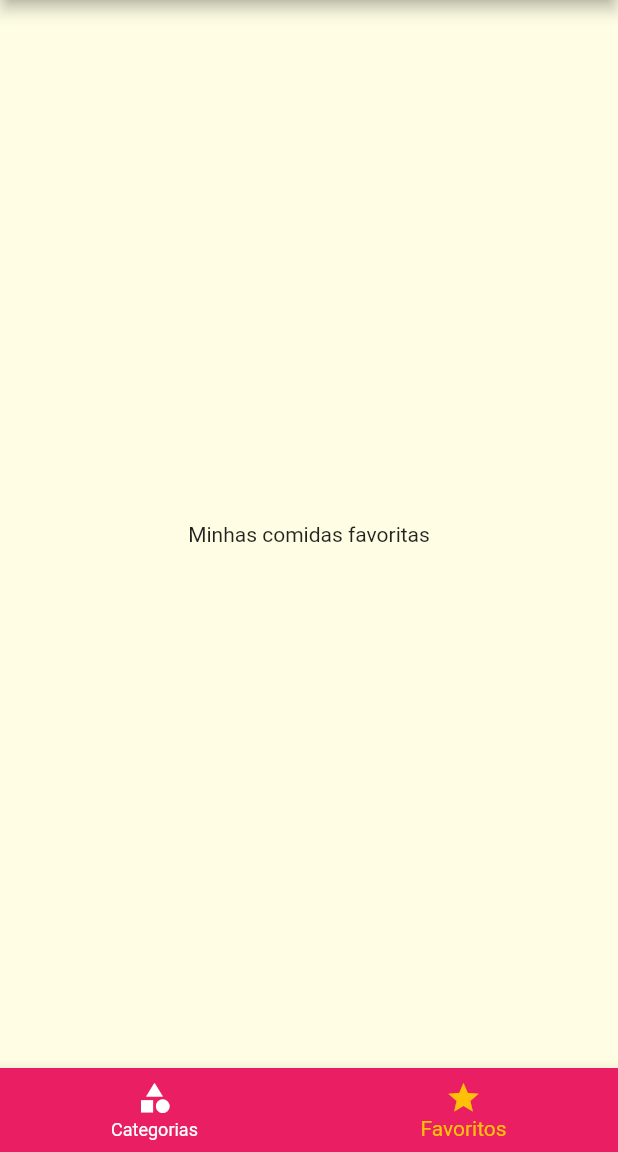
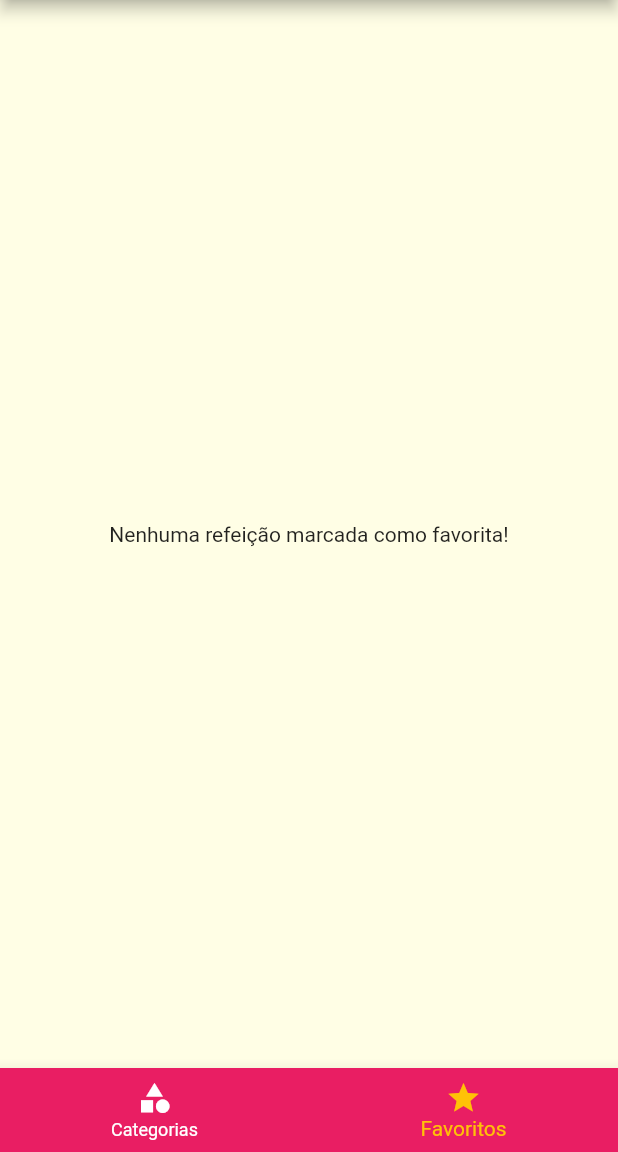
Before and after one commit to fabiokreis/meals, a Flutter app: the screen it shows after launch, item 2 of the bottom bar chosen, on a phone screen of 412 x 824 dp, the part 84-1236 px from its top. Run offline on Flutter 3.47's test engine with Material 2 defaults, Android fonts, the phone set to English and light mode, and no system bars.

Commit message:
Added favorite icon behavior

```diff
--- a/lib/main.dart
+++ b/lib/main.dart
@@ -18,6 +18,7 @@ class MyApp extends StatefulWidget {
 class _MyAppState extends State<MyApp> {
   Settings settings = Settings();
   List<Meal> _avaliableMeals = DUMMY_MEALS;
+  List<Meal> _favoriteMeals = [];
 
   void _filterMeals(Settings settings) {
     setState(() {
@@ -34,6 +35,18 @@ class _MyAppState extends State<MyApp> {
             !filterVegetarian;
       }).toList();
     });
+  }
+
+  void _toggleFavorite(Meal meal) {
+    setState(() {
+      _favoriteMeals.contains(meal)
+          ? _favoriteMeals.remove(meal)
+          : _favoriteMeals.add(meal);
+    });
+  }
+
+  bool _isfavorite(Meal meal){
+    return _favoriteMeals.contains(meal);
   }
 
   @override
@@ -54,10 +67,10 @@ class _MyAppState extends State<MyApp> {
             ),
       ),
       routes: {
-        AppRoutes.HOME: (ctx) => TabsScreen(),
+        AppRoutes.HOME: (ctx) => TabsScreen(_favoriteMeals),
         AppRoutes.CATEGORIES_MEALS: (ctx) =>
             CategoriesMealsScreen(_avaliableMeals),
-        AppRoutes.MEAL_DETAIL: (ctx) => MealDetailScreen(),
+        AppRoutes.MEAL_DETAIL: (ctx) => MealDetailScreen(_toggleFavorite, _isfavorite),
         AppRoutes.SETTINGS: (ctx) => SettingsScreen(settings, _filterMeals),
       },
     );
--- a/lib/screens/favorite_screen.dart
+++ b/lib/screens/favorite_screen.dart
@@ -1,10 +1,24 @@
 import 'package:flutter/material.dart';
+import '../models/meal.dart';
+import '../components/meal_item.dart';
 
 class FavoriteScreen extends StatelessWidget {
+  final List<Meal> favoriteMeals;
+
+  const FavoriteScreen(this.favoriteMeals);
   @override
   Widget build(BuildContext context) {
-    return Center(
-      child: Text('Minhas comidas favoritas'),
-    );
+    if (favoriteMeals.isEmpty) {
+      return Center(
+        child: Text('Nenhuma refeição marcada como favorita!'),
+      );
+    } else {
+      return ListView.builder(
+        itemCount: favoriteMeals.length,
+        itemBuilder: (ctx, index) {
+          return MealItem(favoriteMeals[index]);
+        },
+      );
+    }
   }
 }
--- a/lib/screens/tabs_screen.dart
+++ b/lib/screens/tabs_screen.dart
@@ -2,18 +2,36 @@ import 'package:flutter/material.dart';
 import 'categories_screen.dart';
 import 'favorite_screen.dart';
 import '../components/main_drawer.dart';
+import '../models/meal.dart';
 
 class TabsScreen extends StatefulWidget {
+  final List<Meal> favoriteMeals;
+
+  const TabsScreen(this.favoriteMeals);
+
   @override
   _TabsScreenState createState() => _TabsScreenState();
 }
 
 class _TabsScreenState extends State<TabsScreen> {
   int _selectedScreenIndex = 0;
-  final List<Map<String, Object>> _screens = [
-    {'title': 'Categorrias', 'screen': CategoriesScreen()},
-    {'title': 'Favoritos', 'screen': FavoriteScreen()},
-  ];
+  List<Map<String, Object>> _screens;
+
+  @override
+  void initState() {
+    super.initState();
+    _screens = [
+      {
+        'title': 'Categorrias',
+        'screen': CategoriesScreen(),
+      },
+      {
+        'title': 'Favoritos',
+        'screen': FavoriteScreen(widget.favoriteMeals),
+      },
+    ];
+  }
+
   _selectScreen(int index) {
     setState(() {
       _selectedScreenIndex = index;
```
Also changed, not shown: lib/screens/meal_detail_screen.dart (+7 -2 lines).
